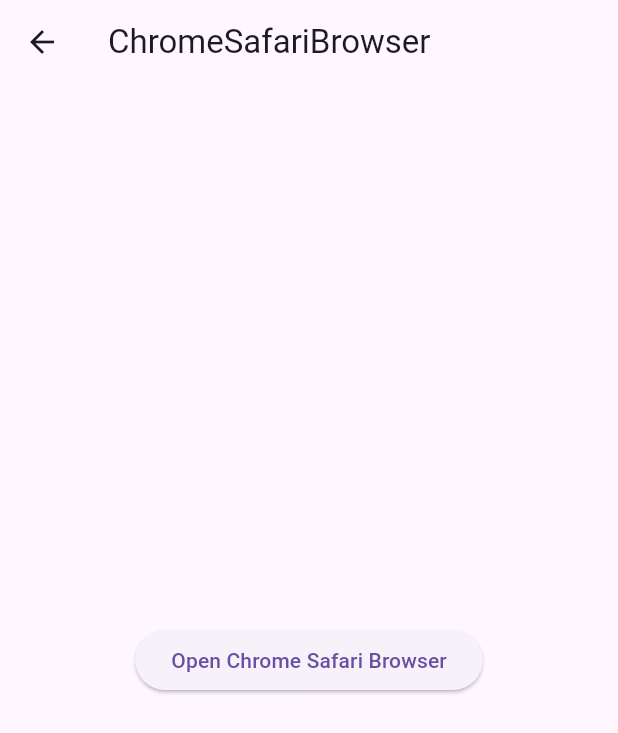
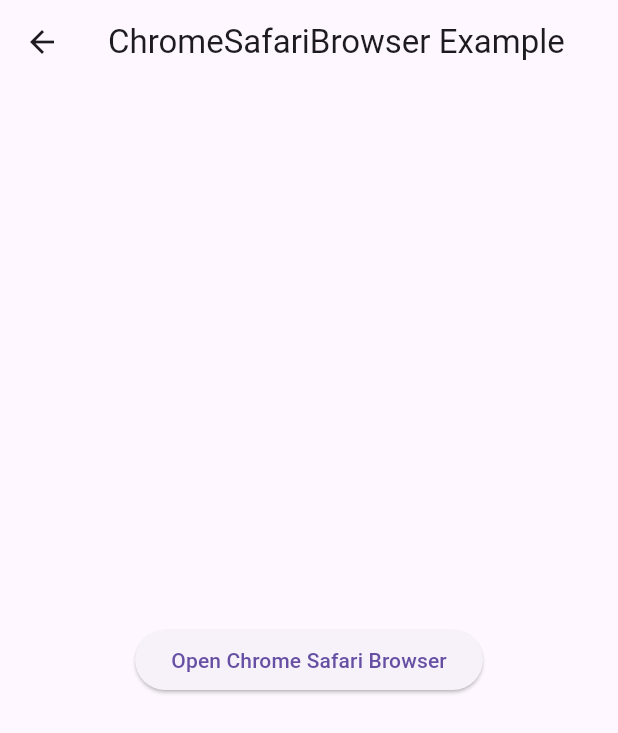
Before and after one commit to toyotarou/test_webview_sample, a Flutter app: the screen it shows after launch, after a tap on "ChromeSafariBrowser", on a phone screen of 412 x 824 dp. Shown: the top 733 px of the screen. Run offline on Flutter 3.47's test engine with Material 3 defaults, Android fonts, the phone set to English and light mode, and no system bars; missing offline and left inert: flutter_inappwebview.

Commit message:
commit 20240404

```diff
--- a/lib/screens/home_screen.dart
+++ b/lib/screens/home_screen.dart
@@ -10,33 +10,25 @@
   ///
   @override
   Widget build(BuildContext context) {
-    return SafeArea(
-      child: Column(
-        children: [
-          ElevatedButton(
+    return Scaffold(
+      body: SafeArea(
+        child: Column(
+          children: [
+            ElevatedButton(
+              onPressed: () {
+                Navigator.push(context, MaterialPageRoute(builder: (context) => const FiveScreen()));
+              },
+              child: const Text('ChromeSafariBrowser'),
+            ),
+            const Divider(color: Colors.redAccent, thickness: 5),
+            ElevatedButton(
               onPressed: () {
                 Navigator.push(context, MaterialPageRoute(builder: (context) => const InAppWebviewPage()));
               },
-              child: const Text('InAppWebview')),
-          const Divider(
-            color: Colors.redAccent,
-            thickness: 5,
-          ),
-          ElevatedButton(
-              onPressed: () {
-                Navigator.push(context, MaterialPageRoute(builder: (context) => ChromeSafariBrowserExampleScreen()));
-              },
-              child: const Text('ChromeSafariBrowser')),
-          const Divider(
-            color: Colors.redAccent,
-            thickness: 5,
-          ),
-          ElevatedButton(
-              onPressed: () {
-                Navigator.push(context, MaterialPageRoute(builder: (context) => const FiveScreen()));
-              },
-              child: const Text('FiveScreen')),
-        ],
+              child: const Text('InAppWebview'),
+            ),
+          ],
+        ),
       ),
     );
   }
--- a/lib/screens/page/five/five.dart
+++ b/lib/screens/page/five/five.dart
@@ -1,5 +1,7 @@
 import 'package:flutter/material.dart';
 import 'package:flutter_inappwebview/flutter_inappwebview.dart';
+
+//======================================//
 
 class MyChromeSafariBrowser extends ChromeSafariBrowser {
   @override
@@ -18,55 +20,7 @@
   }
 }
 
-/*
-
-
-
-class MyApp extends StatefulWidget {
-  const MyApp({super.key});
-
-  @override
-  State<MyApp> createState() => _MyAppState();
-}
-
-class _MyAppState extends State<MyApp> {
-  final browser = MyChromeSafariBrowser();
-
-  @override
-  void initState() {
-    browser.addMenuItem(ChromeSafariBrowserMenuItem(
-        id: 1,
-        label: 'Custom item menu 1',
-        onClick: (url, title) {
-          print('Custom item menu 1 clicked!');
-        }));
-    super.initState();
-  }
-
-  @override
-  Widget build(BuildContext context) {
-    return Scaffold(
-      appBar: AppBar(
-        title: const Text('ChromeSafariBrowser Example'),
-      ),
-      body: Center(
-        child: ElevatedButton(
-            onPressed: () async {
-              await browser.open(
-                  url: WebUri("https://flutter.dev/"),
-                  settings: ChromeSafariBrowserSettings(shareState: CustomTabsShareState.SHARE_STATE_OFF, barCollapsingEnabled: true));
-            },
-            child: const Text("Open Chrome Safari Browser")),
-      ),
-    );
-  }
-}
-
-
-
-
-
-*/
+//======================================//
 
 class FiveScreen extends StatefulWidget {
   const FiveScreen({super.key});
@@ -78,14 +32,18 @@
 class _FiveScreenState extends State<FiveScreen> {
   final browser = MyChromeSafariBrowser();
 
+  ///
   @override
   void initState() {
-    browser.addMenuItem(ChromeSafariBrowserMenuItem(
+    browser.addMenuItem(
+      ChromeSafariBrowserMenuItem(
         id: 1,
         label: 'Custom item menu 1',
         onClick: (url, title) {
           print('Custom item menu 1 clicked!');
-        }));
+        },
+      ),
+    );
     super.initState();
   }
 
@@ -93,15 +51,17 @@
   @override
   Widget build(BuildContext context) {
     return Scaffold(
-      appBar: AppBar(
-        title: const Text('ChromeSafariBrowser Example'),
-      ),
+      appBar: AppBar(title: const Text('ChromeSafariBrowser Example')),
       body: Center(
         child: ElevatedButton(
             onPressed: () async {
               await browser.open(
-                  url: WebUri("https://www.yahoo.co.jp/"),
-                  settings: ChromeSafariBrowserSettings(shareState: CustomTabsShareState.SHARE_STATE_OFF, barCollapsingEnabled: true));
+                url: WebUri("https://www.yahoo.co.jp/"),
+                settings: ChromeSafariBrowserSettings(
+                  shareState: CustomTabsShareState.SHARE_STATE_OFF,
+                  barCollapsingEnabled: true,
+                ),
+              );
             },
             child: const Text("Open Chrome Safari Browser")),
       ),
--- a/lib/screens/page/in_app_webview/in_app_webview_page.dart
+++ b/lib/screens/page/in_app_webview/in_app_webview_page.dart
@@ -19,7 +19,9 @@
             const SizedBox(height: 20),
             Expanded(
               child: InAppWebView(
-                initialUrlRequest: URLRequest(url: WebUri('https://www.google.co.jp/')),
+                initialUrlRequest: URLRequest(
+                  url: WebUri('https://www.google.co.jp/'),
+                ),
               ),
             ),
           ],
```
